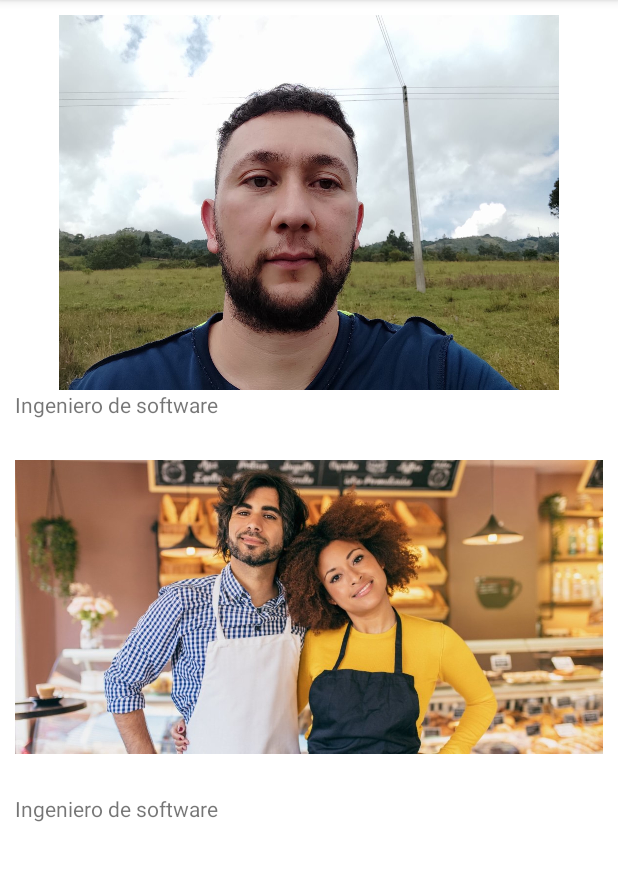
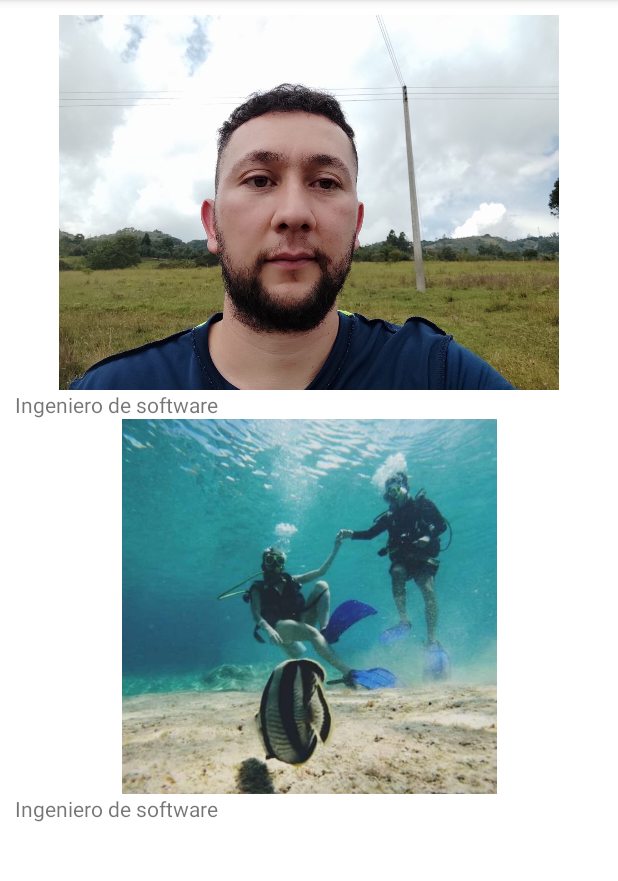
Before and after one commit to guardian86/proyecto-users-app, an Android app: the fragment NotificationsFragment shown on its own in the app's theme, on a phone screen of 412 x 824 dp, the part 84-965 px from its top. Run offline under Robolectric (Android 15) with nearby library versions, the phone set to English and light mode, and no system bars.

Commit message:
Se agrega imagen

```diff
--- a/app/src/main/res/layout/fragment_notifications.xml
+++ b/app/src/main/res/layout/fragment_notifications.xml
@@ -32,7 +32,7 @@
         <ImageView
             android:layout_width="match_parent"
             android:layout_height="250dp"
-            android:src="@drawable/logininicio" />
+            android:src="@drawable/angie" />
 
         <TextView
             android:layout_width="match_parent"
```
